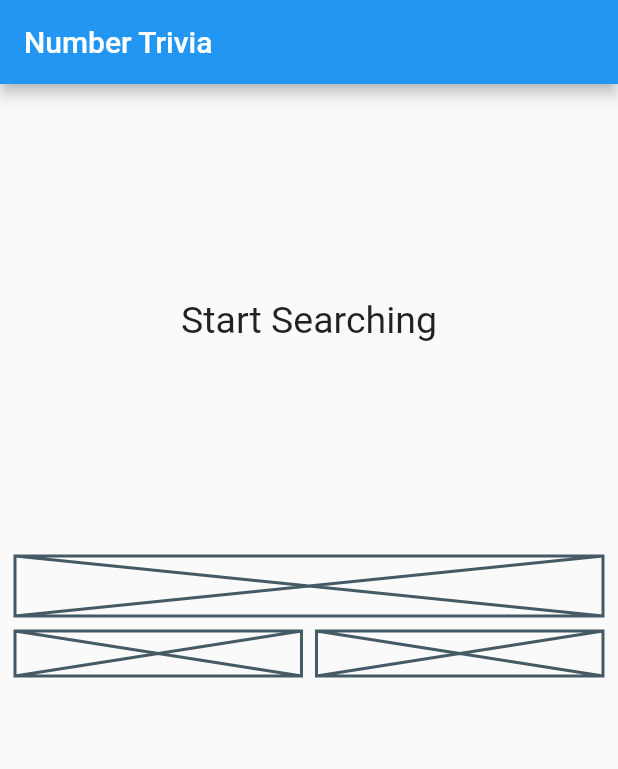
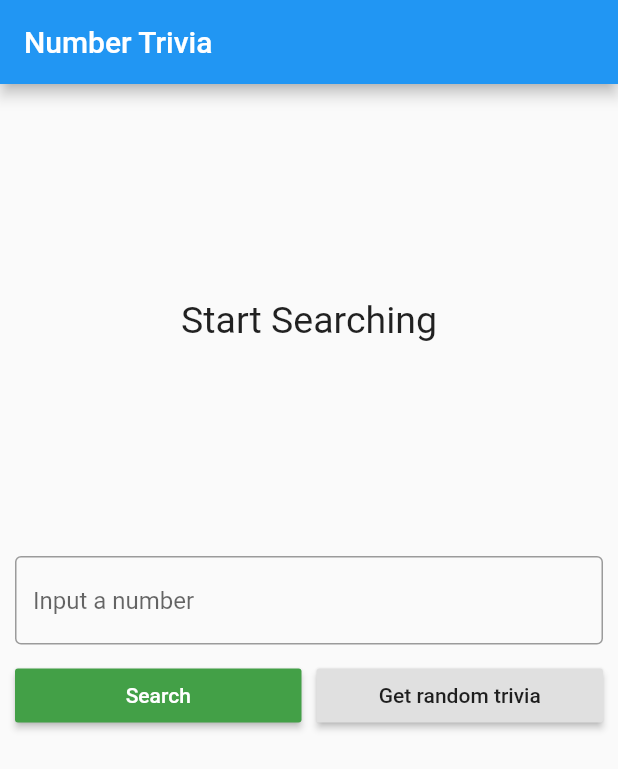
Before and after one commit to EviCoach/number_trivia, a Flutter app: the screen it shows after launch, on a phone screen of 412 x 824 dp. Shown: the top 769 px of the screen. Run offline on Flutter 3.47's test engine with Material 2 defaults, Android fonts, the phone set to English and light mode, and no system bars; our stand-ins replace bloc, dartz, data_connection_checker, equatable, flutter_bloc, get_it and 1 more.

Commit message:
Number Trivia Done

```diff
--- a/lib/features/number_trivia/presentation/pages/number_trivia_page.dart
+++ b/lib/features/number_trivia/presentation/pages/number_trivia_page.dart
@@ -6,67 +6,50 @@ import '../bloc/number_trivia_bloc.dart';
 import '../widgets/widgets.dart';
 
 class NumberTriviaPage extends StatelessWidget {
+  const NumberTriviaPage({Key? key}) : super(key: key);
+
   @override
   Widget build(BuildContext context) {
     return Scaffold(
       appBar: AppBar(
         title: const Text('Number Trivia'),
       ),
-      body: buildBody(context),
+      body: SingleChildScrollView(child: buildBody(context)),
     );
   }
 
   BlocProvider<NumberTriviaBloc> buildBody(BuildContext context) {
     return BlocProvider(
-      create: (_) => serviceLocator<NumberTriviaBloc>(),
+      create: (_) {
+        final bloc = serviceLocator<NumberTriviaBloc>();
+        debugPrint("The bloc is $bloc");
+        return bloc;
+      },
       child: Center(
         child: Padding(
           padding: const EdgeInsets.all(10),
           child: Column(
             children: <Widget>[
-              SizedBox(height: 10),
+              const SizedBox(height: 10),
               BlocBuilder<NumberTriviaBloc, NumberTriviaState>(
                   builder: (context, state) {
+                debugPrint("The state is $state");
                 if (state is Empty) {
                   return const MessageDisplay(message: "Start Searching");
                 } else if (state is Loading) {
-                  return LoadingWidget();
+                  return const LoadingWidget();
                 } else if (state is Loaded) {
                   return TriviaDisplay(numberTrivia: state.trivia);
                 } else if (state is Error) {
                   return MessageDisplay(message: state.message);
                 }
                 return // Top half
-                    Container(
-                  // Third of the size of the screen
-                  height: MediaQuery.of(context).size.height / 3,
-                  // Message Text widgets / CircularLoadingIndicator
-                  child: Placeholder(),
-                );
+                    const SizedBox();
               }),
 
-              SizedBox(height: 20),
+              const SizedBox(height: 20),
               // Bottom half
-              Column(
-                children: <Widget>[
-                  // TextField
-                  Placeholder(fallbackHeight: 40),
-                  SizedBox(height: 10),
-                  Row(
-                    children: const <Widget>[
-                      Expanded(
-                        // Search concrete button
-                        child: Placeholder(fallbackHeight: 30),
-                      ),
-                      SizedBox(width: 10),
-                      Expanded(
-                        // Random button
-                        child: Placeholder(fallbackHeight: 30),
-                      )
-                    ],
-                  )
-                ],
-              )
+              const TriviaControls()
             ],
           ),
         ),
--- /dev/null
+++ b/lib/features/number_trivia/presentation/widgets/trivia_controls.dart
@@ -0,0 +1,75 @@
+import 'package:flutter/material.dart';
+import 'package:flutter_bloc/flutter_bloc.dart';
+
+import '../bloc/number_trivia_bloc.dart';
+
+class TriviaControls extends StatefulWidget {
+  const TriviaControls({
+    Key? key,
+  }) : super(key: key);
+
+  @override
+  _TriviaControlsState createState() => _TriviaControlsState();
+}
+
+class _TriviaControlsState extends State<TriviaControls> {
+  final controller = TextEditingController();
+  late String inputStr = "";
+
+  @override
+  Widget build(BuildContext context) {
+    return Column(
+      children: <Widget>[
+        TextField(
+          controller: controller,
+          keyboardType: TextInputType.number,
+          decoration: const InputDecoration(
+            border: OutlineInputBorder(),
+            hintText: 'Input a number',
+          ),
+          onChanged: (value) {
+            inputStr = value;
+          },
+          onSubmitted: (_) {
+            dispatchConcrete();
+          },
+        ),
+        const SizedBox(height: 10),
+        Row(
+          children: <Widget>[
+            Expanded(
+              child: RaisedButton(
+                child: const Text('Search'),
+                color: Theme.of(context).accentColor,
+                textTheme: ButtonTextTheme.primary,
+                onPressed: dispatchConcrete,
+              ),
+            ),
+            const SizedBox(width: 10),
+            Expanded(
+              child: RaisedButton(
+                child: const Text('Get random trivia'),
+                onPressed: dispatchRandom,
+              ),
+            ),
+          ],
+        )
+      ],
+    );
+  }
+
+  void dispatchConcrete() {
+    // Clearing the TextField to prepare it for the next inputted number
+    controller.clear();
+    BlocProvider.of<NumberTriviaBloc>(context)
+        .add(GetTriviaForConcreteNumber(inputStr));
+    inputStr = "";
+    // context.read<NumberTriviaBloc>().add(GetTriviaForConcreteNumber(inputStr));
+  }
+
+  void dispatchRandom() {
+    controller.clear();
+    BlocProvider.of<NumberTriviaBloc>(context).add(GetTriviaForRandomNumber());
+    // context.read<NumberTriviaBloc>().add(GetTriviaForRandomNumber());
+  }
+}
--- a/lib/features/number_trivia/presentation/widgets/widgets.dart
+++ b/lib/features/number_trivia/presentation/widgets/widgets.dart
@@ -1,3 +1,4 @@
 export 'loading_widget.dart';
 export 'message_display.dart';
+export 'trivia_controls.dart';
 export 'trivia_display.dart';
--- a/lib/injection_container.dart
+++ b/lib/injection_container.dart
@@ -1,4 +1,5 @@
 import 'package:data_connection_checker/data_connection_checker.dart';
+import 'package:flutter/cupertino.dart';
 import 'package:get_it/get_it.dart';
 import 'package:http/http.dart' as http;
 import 'package:number_trivia/features/number_trivia/data/datasources/number_trivia_local_data_source.dart';
@@ -56,4 +57,5 @@ Future<void> init() async {
   serviceLocator.registerLazySingleton(() => sharedPreferences);
   serviceLocator.registerLazySingleton(() => http.Client());
   serviceLocator.registerLazySingleton(() => DataConnectionChecker());
+  debugPrint("Dependencies initialized");
 }
--- a/pubspec.yaml
+++ b/pubspec.yaml
@@ -16,7 +16,7 @@ dependencies:
   # Service locator
   get_it:
   # Bloc for state management
-  flutter_bloc:
+  flutter_bloc: 7.3.0
   # Value equality
   equatable:
   # Functional programming thingies
```
Also changed, not shown: lib/features/number_trivia/data/repositories/number_trivia_repository_impl.dart (+36 -6 lines), lib/features/number_trivia/presentation/bloc/number_trivia_bloc.dart (+34 -23 lines), pubspec.lock.
